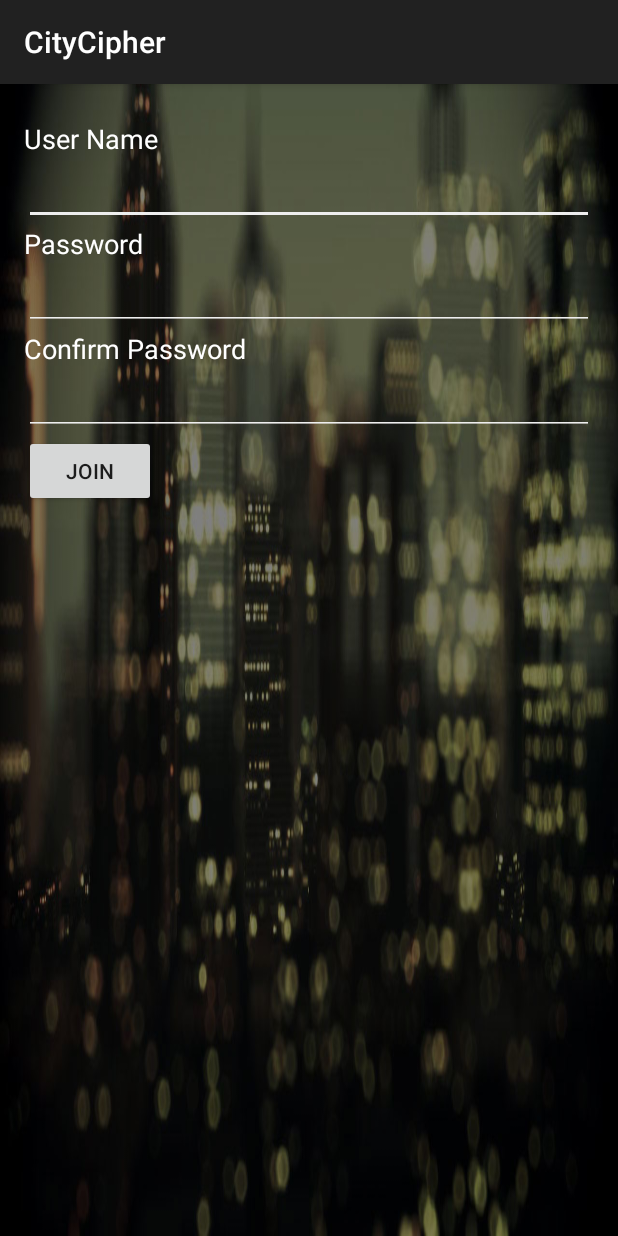
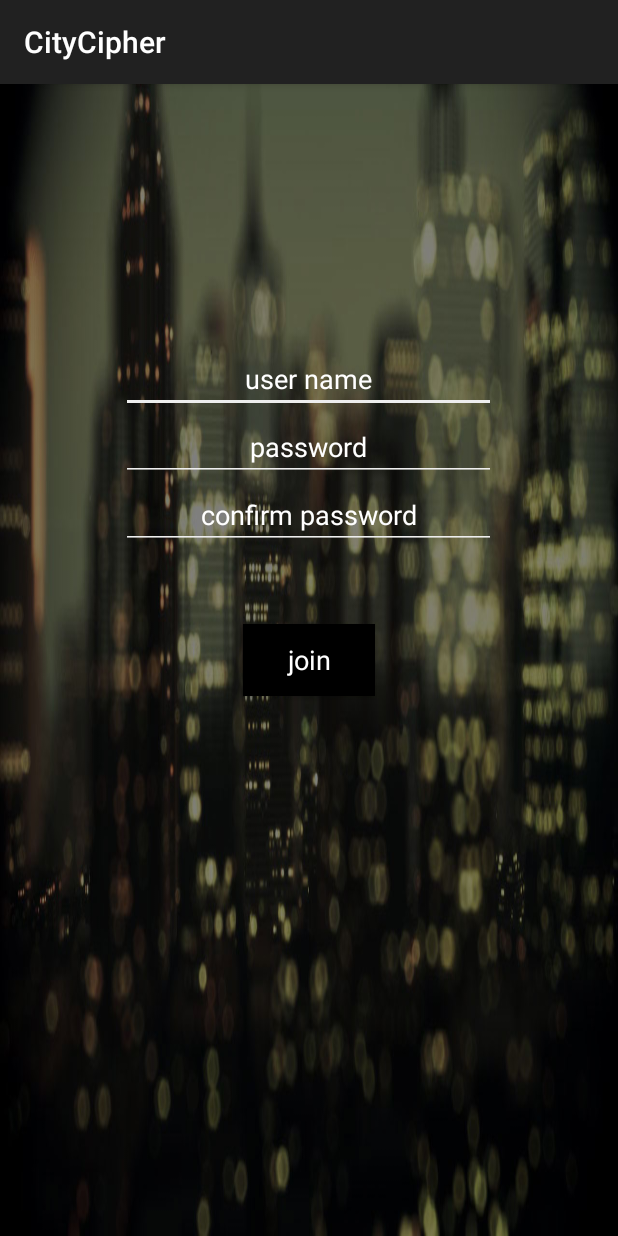
Before and after one commit to benjamin3878/HoboSigns, an Android app: the SignUp screen opened directly, with no data from a screen before it, on a phone screen of 412 x 824 dp. Run offline under Robolectric (Android 15) with nearby library versions, the phone set to English and light mode, and no system bars; libraries missing offline, so code that uses them is left out: com.parse.

Commit message:
ui changes

```diff
--- a/app/src/main/res/layout/sign_up.xml
+++ b/app/src/main/res/layout/sign_up.xml
@@ -8,56 +8,55 @@
     android:paddingRight="16dp"
     android:paddingBottom="16dp">
 
-    <TextView
-        android:layout_width="wrap_content"
+    <EditText
+        android:layout_marginTop="150dp"
+        android:layout_width="250dp"
+        android:layout_gravity="center"
         android:layout_height="wrap_content"
-        android:textAppearance="?android:attr/textAppearanceMedium"
-        android:text="@string/user_name"
-        android:id="@+id/textView2"
-        android:textColor="#ffffff"/>
+        android:id="@+id/signupUserName"
+        android:textColorHint="#fff"
+        android:hint="user name"
+        android:gravity="center"
+        android:textColor="#fff"
+        />
 
     <EditText
-        android:layout_width="match_parent"
+        android:layout_width="250dp"
         android:layout_height="wrap_content"
-        android:id="@+id/signupUserName"
-        android:textColor="#ffffff"/>
-
-    <TextView
-        android:layout_width="wrap_content"
-        android:layout_height="wrap_content"
-        android:textAppearance="?android:attr/textAppearanceMedium"
-        android:text="@string/password"
-        android:id="@+id/textView3"
-        android:textColor="#ffffff"/>
-
-    <EditText
-        android:layout_width="match_parent"
-        android:layout_height="wrap_content"
+        android:layout_gravity="center"
         android:inputType="textPassword"
         android:ems="10"
         android:id="@+id/signupPassword"
-        android:textColor="#ffffff"/>
-
-    <TextView
-        android:layout_width="wrap_content"
-        android:layout_height="wrap_content"
-        android:textAppearance="?android:attr/textAppearanceMedium"
-        android:text="@string/confirm_password"
-        android:id="@+id/textView4"
-        android:textColor="#ffffff"/>
+        android:hint="password"
+        android:textColorHint="#fff"
+        android:gravity="center"
+        android:textColor="#fff"
+        />
 
     <EditText
-        android:layout_width="match_parent"
+        android:layout_width="250dp"
         android:layout_height="wrap_content"
+        android:layout_gravity="center"
         android:inputType="textPassword"
         android:ems="10"
         android:id="@+id/signupConfirmPassword"
-        android:textColor="#ffffff"/>
+        android:hint="confirm password"
+        android:textColorHint="#fff"
+        android:gravity="center"
+        android:textColor="#fff"
+        />
 
     <Button
+        android:layout_marginTop="50dp"
         android:layout_width="wrap_content"
         android:layout_height="wrap_content"
         android:text="@string/join"
-        android:id="@+id/join"/>
+        android:id="@+id/join"
+        android:background="#000"
+        android:textColor="#fff"
+        android:layout_gravity="center"
+        android:textSize="18dp"
+        android:textAllCaps="false"
+        android:fontFamily="sans-serif"/>
 
 </LinearLayout>
--- a/app/src/main/res/values/strings.xml
+++ b/app/src/main/res/values/strings.xml
@@ -2,19 +2,19 @@
     <string name="app_name">CityCipher</string>
     <color name="green">#089f90</color>
     <string name="action_settings">Settings</string>
-    <string name="login">Login</string>
-    <string name="Sign_up">Sign Up</string>
-    <string name="user_name">User Name</string>
-    <string name="password">Password</string>
-    <string name="confirm_password">Confirm Password</string>
-    <string name="join">Join</string>
+    <string name="login">login</string>
+    <string name="Sign_up">sign up</string>
+    <string name="user_name">user name</string>
+    <string name="password">password</string>
+    <string name="confirm_password">confirm password</string>
+    <string name="join">join</string>
     <string name="user_name_must_be_at_least">User name must be at least</string>
     <string name="characters_long">characters long</string>
     <string name="password_must_be_at_least">Password must be at least</string>
     <string name="username_must_be_less_than">Username must be less than</string>
     <string name="password_must_be_less_than">Password must be less than</string>
     <string name="password_and_confirm_password_must_be_equal">Password and Confirm Password must be equal</string>
-    <string name="log_out">Log Out</string>
+    <string name="log_out">log out</string>
     <string name="new_post_button">+</string>
     <string name="title_activity_maps">Map</string>
 
```
Also changed, not shown: app/src/main/res/layout/login.xml (+22 -20 lines), app/src/main/res/layout/welcome_screen.xml (+15 -10 lines).
